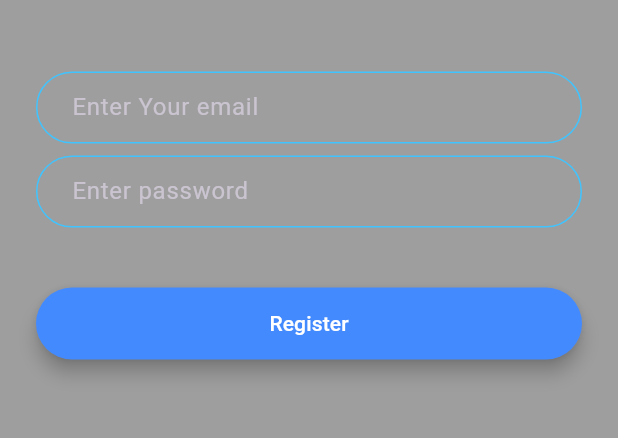
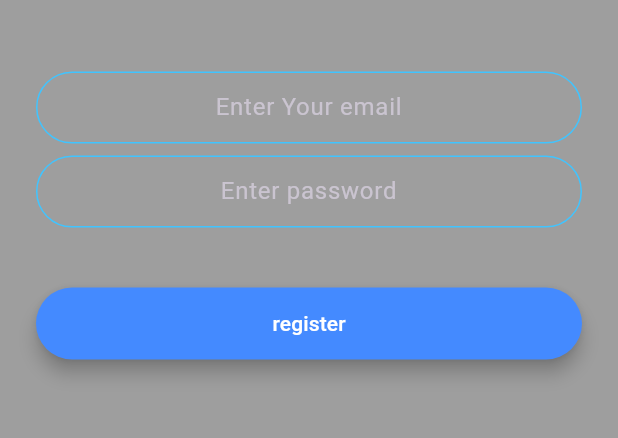
Before and after one commit to HitanshKhosla/Chat_App, a Flutter app: the RegistrationScreen screen opened directly, on a phone screen of 412 x 824 dp, the part 539-977 px from its top. Run offline on Flutter 3.47's test engine with Material 3 defaults, Android fonts, the phone set to English and light mode, and no system bars; our stand-ins replace animated_text_kit, firebase_core; accounts and stored records are empty.

Commit message:
Initial commit

```diff
--- a/lib/screens/registartaion_screen.dart
+++ b/lib/screens/registartaion_screen.dart
@@ -1,3 +1,4 @@
+import 'package:flash_chat/components/round_button.dart';
 import 'package:flash_chat/constants.dart';
 import 'package:flutter/material.dart';
 
@@ -10,6 +11,8 @@ class RegistrationScreen extends StatefulWidget {
 
 class _RegistrationScreenState extends State<RegistrationScreen>
     with SingleTickerProviderStateMixin {
+  String? email;
+  String? password;
   AnimationController? controller;
 
   @override
@@ -51,43 +54,31 @@ class _RegistrationScreenState extends State<RegistrationScreen>
                     height: 48.0,
                   ),
                   TextField(
+                      textAlign: TextAlign.center,
+                      keyboardType: TextInputType.emailAddress,
                       onChanged: (value) {
-                  //Do something with the user input.
+                        email = value;
                       },
-                decoration: kDecoration.copyWith(hintText: "Enter Your email")),
+                      decoration:
+                          kDecoration.copyWith(hintText: "Enter Your email")),
                   SizedBox(
                     height: 8.0,
                   ),
                   TextField(
+                      obscureText: true,
+                      textAlign: TextAlign.center,
                       onChanged: (value) {
-                  //Do something with the user input.
+                        password = value;
                       },
-                decoration: kDecoration.copyWith(hintText: 'Enter password')),
+                      decoration:
+                          kDecoration.copyWith(hintText: 'Enter password')),
                   SizedBox(
                     height: 24.0,
                   ),
-            Padding(
-              padding: EdgeInsets.symmetric(vertical: 16.0),
-              child: Material(
-                color: Colors.blueAccent,
-                borderRadius: BorderRadius.all(Radius.circular(30.0)),
-                elevation: 5.0,
-                child: MaterialButton(
-                  onPressed: () {
-                    //Implement registration functionality.
-                  },
-                  minWidth: 200.0,
-                  height: 42.0,
-                  child: Text(
-                    'Register',
-                    style: TextStyle(color: Colors.white),
-                  ),
-                ),
-              ),
-            ),
-          ],
-        ),
-      ),
-    );
+                  RoundButton('register', Colors.blueAccent, () {
+                    print(password);
+                    print(email);
+                  })
+                ])));
   }
 }
--- a/pubspec.yaml
+++ b/pubspec.yaml
@@ -51,7 +51,7 @@ dev_dependencies:
   # activated in the `analysis_options.yaml` file located at the root of your
   # package. See that file for information about deactivating specific lint
   # rules and activating additional ones.
-  flutter_lints: ^2.0.0
+  flutter_lints: ^3.0.1
 
 # For information on the generic Dart part of this file, see the
 # following page: https://dart.dev/tools/pub/pubspec
```
Also changed, not shown: lib/firebase_options.dart (added), pubspec.lock, 7 other files. Lines whose indentation alone changed are shown as unchanged.
